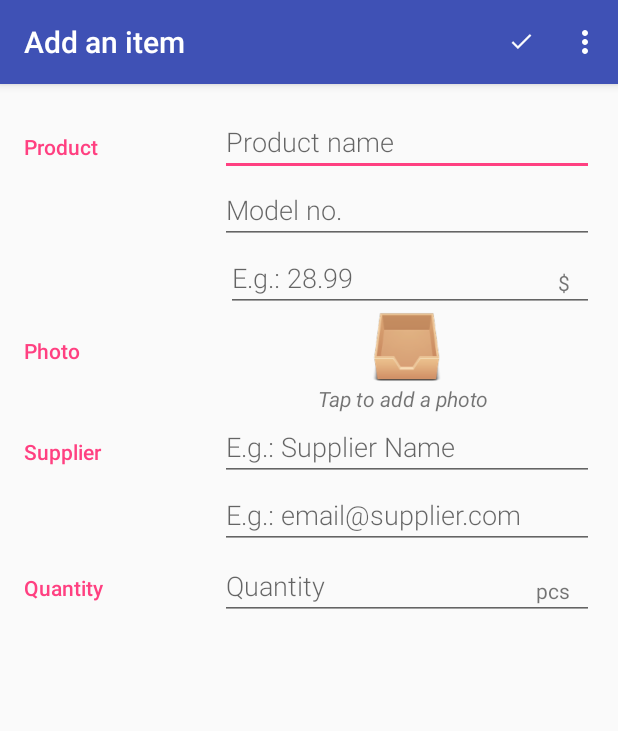
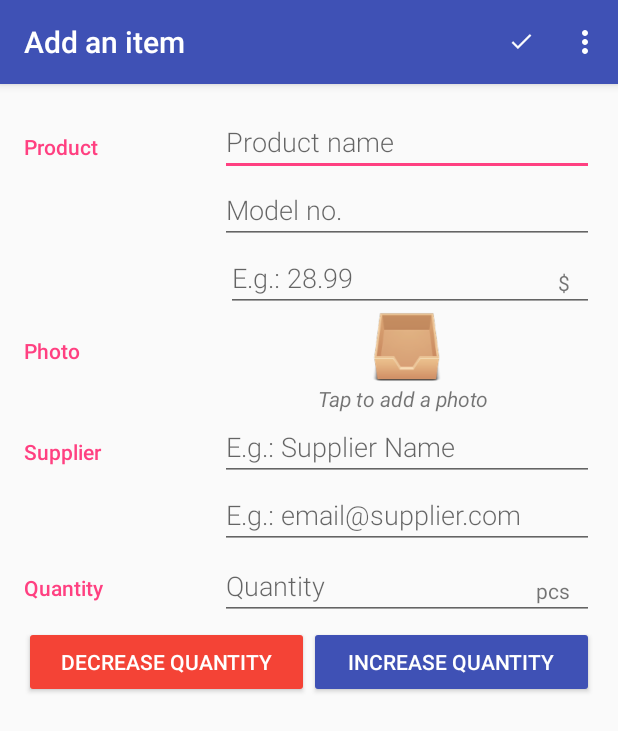
Before and after one commit to nikhil18/InventoryManagement, an Android app: the EditorActivity screen opened directly, with no data from a screen before it, on a phone screen of 412 x 824 dp. Shown: the top 731 px of the screen. Run offline under Robolectric (Android 15) with nearby library versions, the phone set to English and light mode, and no system bars.

Commit message:
fix some things

```diff
--- a/app/src/main/res/layout/activity_editor.xml
+++ b/app/src/main/res/layout/activity_editor.xml
@@ -200,6 +200,29 @@
                 </LinearLayout>
 
             </LinearLayout>
+            <LinearLayout
+                android:layout_width="match_parent"
+                android:layout_height="0dp"
+                android:layout_weight="1">
+
+                <Button
+                    android:id="@+id/reducequanityButton"
+                    android:layout_width="0dp"
+                    android:layout_height="wrap_content"
+                    android:layout_weight="1"
+                    android:backgroundTint="@color/rejectButtonColor"
+                    android:text="@string/dec_quantity"
+                    android:textColor="@android:color/white" />
+
+                <Button
+                    android:id="@+id/addQuantityButton"
+                    android:layout_width="0dp"
+                    android:layout_height="wrap_content"
+                    android:layout_weight="1"
+                    android:backgroundTint="@color/colorPrimary"
+                    android:text="@string/inc_quantity"
+                    android:textColor="@android:color/white" />
+            </LinearLayout>
 
         </LinearLayout>
     </ScrollView>
--- a/app/src/main/res/values/colors.xml
+++ b/app/src/main/res/values/colors.xml
@@ -11,4 +11,6 @@
 
     <!-- Color for ADD BUTTONr -->
     <color name="addButtonColor">#FFFFFF</color>
+
+    <color name="rejectButtonColor">#F44336</color>
 </resources>
--- a/app/src/main/res/values/strings.xml
+++ b/app/src/main/res/values/strings.xml
@@ -56,4 +56,6 @@
         <string name="example_quantity">9</string>
         <string name="toast_out_of_stock_msg">Product is out of stock!</string>
         <string name="validation_msg_product_image">Photo of product is required</string>
+        <string name="inc_quantity">increase quantity</string>
+        <string name="dec_quantity">decrease quantity</string>
 </resources>
```
Also changed, not shown: app/src/main/java/com/example/android/inventorymanagement/EditorActivity.java (+50 -16 lines).
